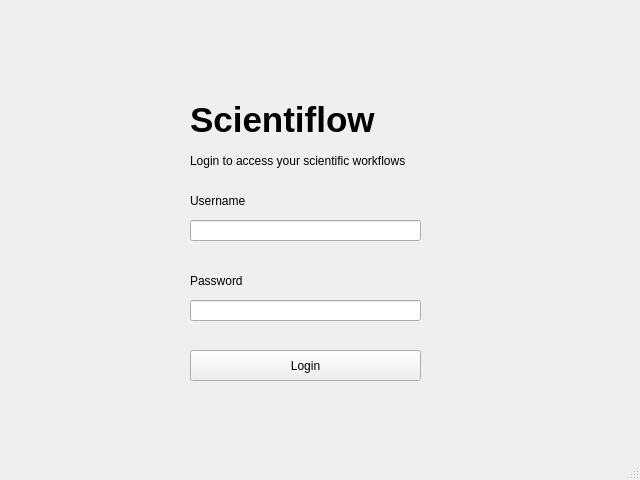
First picture: the form in ui/beta.ui, repository IM-TechieScientist/scientiflow_gui, before the edit.
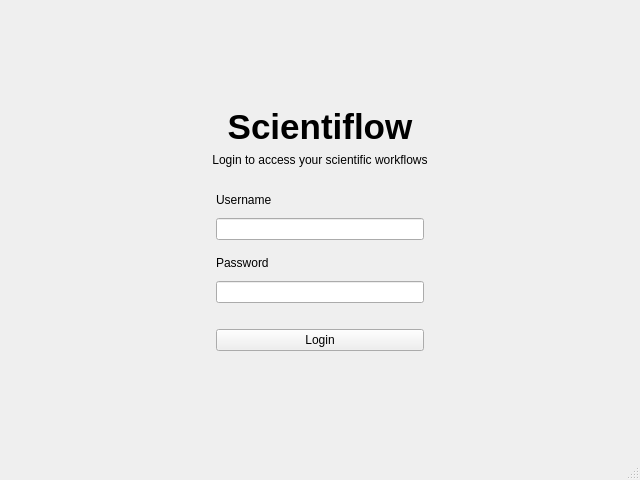
Second picture: the form after the edit.

Commit message: Added responsive widgets

What changed in the file:
```diff
--- a/ui/beta.ui
+++ b/ui/beta.ui
@@ -14,91 +14,242 @@
    <string>MainWindow</string>
   </property>
   <widget class="QWidget" name="centralwidget">
-   <widget class="QLabel" name="label">
-    <property name="geometry">
-     <rect>
-      <x>190</x>
-      <y>90</y>
-      <width>191</width>
-      <height>61</height>
-     </rect>
-    </property>
-    <property name="text">
-     <string>&lt;html&gt;&lt;head/&gt;&lt;body&gt;&lt;p&gt;&lt;span style=&quot; font-size:26pt; font-weight:700;&quot;&gt;Scientiflow&lt;/span&gt;&lt;/p&gt;&lt;/body&gt;&lt;/html&gt;</string>
-    </property>
-   </widget>
-   <widget class="QLabel" name="label_2">
-    <property name="geometry">
-     <rect>
-      <x>190</x>
-      <y>150</y>
-      <width>271</width>
-      <height>21</height>
-     </rect>
-    </property>
-    <property name="text">
-     <string>Login to access your scientific workflows</string>
-    </property>
-   </widget>
-   <widget class="QLineEdit" name="lineEdit">
-    <property name="geometry">
-     <rect>
-      <x>190</x>
-      <y>220</y>
-      <width>231</width>
-      <height>21</height>
-     </rect>
-    </property>
-   </widget>
-   <widget class="QLabel" name="label_3">
-    <property name="geometry">
-     <rect>
-      <x>190</x>
-      <y>190</y>
-      <width>271</width>
-      <height>21</height>
-     </rect>
-    </property>
-    <property name="text">
-     <string>Username</string>
-    </property>
-   </widget>
-   <widget class="QLabel" name="label_4">
-    <property name="geometry">
-     <rect>
-      <x>190</x>
-      <y>270</y>
-      <width>271</width>
-      <height>21</height>
-     </rect>
-    </property>
-    <property name="text">
-     <string>Password</string>
-    </property>
-   </widget>
-   <widget class="QLineEdit" name="lineEdit_2">
-    <property name="geometry">
-     <rect>
-      <x>190</x>
-      <y>300</y>
-      <width>231</width>
-      <height>21</height>
-     </rect>
-    </property>
-   </widget>
-   <widget class="QPushButton" name="pushButton">
-    <property name="geometry">
-     <rect>
-      <x>190</x>
-      <y>350</y>
-      <width>231</width>
-      <height>31</height>
-     </rect>
-    </property>
-    <property name="text">
-     <string>Login</string>
-    </property>
-   </widget>
+   <layout class="QVBoxLayout" name="verticalLayout">
+    <item>
+     <spacer name="spacerTop">
+      <property name="orientation">
+       <enum>Qt::Orientation::Vertical</enum>
+      </property>
+      <property name="sizeType">
+       <enum>QSizePolicy::Policy::Expanding</enum>
+      </property>
+      <property name="sizeHint" stdset="0">
+       <size>
+        <width>0</width>
+        <height>0</height>
+       </size>
+      </property>
+     </spacer>
+    </item>
+    <item>
+     <widget class="QLabel" name="label">
+      <property name="sizePolicy">
+       <sizepolicy hsizetype="MinimumExpanding" vsizetype="Preferred">
+        <horstretch>0</horstretch>
+        <verstretch>0</verstretch>
+       </sizepolicy>
+      </property>
+      <property name="styleSheet">
+       <string notr="true">font-size: 26pt; font-weight: bold;</string>
+      </property>
+      <property name="text">
+       <string>Scientiflow</string>
+      </property>
+      <property name="alignment">
+       <set>Qt::AlignmentFlag::AlignCenter</set>
+      </property>
+      <property name="wordWrap">
+       <bool>true</bool>
+      </property>
+     </widget>
+    </item>
+    <item>
+     <widget class="QLabel" name="label_2">
+      <property name="text">
+       <string>Login to access your scientific workflows</string>
+      </property>
+      <property name="alignment">
+       <set>Qt::AlignmentFlag::AlignCenter</set>
+      </property>
+     </widget>
+    </item>
+    <item>
+     <layout class="QHBoxLayout" name="formWrapperLayout">
+      <item>
+       <spacer name="formLeftSpacer">
+        <property name="orientation">
+         <enum>Qt::Orientation::Horizontal</enum>
+        </property>
+        <property name="sizeHint" stdset="0">
+         <size>
+          <width>0</width>
+          <height>0</height>
+         </size>
+        </property>
+       </spacer>
+      </item>
+      <item>
+       <layout class="QVBoxLayout" name="formLayout">
+        <item>
+         <spacer name="verticalSpacer">
+          <property name="orientation">
+           <enum>Qt::Orientation::Vertical</enum>
+          </property>
+          <property name="sizeType">
+           <enum>QSizePolicy::Policy::Minimum</enum>
+          </property>
+          <property name="sizeHint" stdset="0">
+           <size>
+            <width>0</width>
+            <height>20</height>
+           </size>
+          </property>
+         </spacer>
+        </item>
+        <item>
+         <widget class="QLabel" name="label_3">
+          <property name="text">
+           <string>Username</string>
+          </property>
+         </widget>
+        </item>
+        <item>
+         <spacer name="verticalSpacer_2">
+          <property name="orientation">
+           <enum>Qt::Orientation::Vertical</enum>
+          </property>
+          <property name="sizeType">
+           <enum>QSizePolicy::Policy::Minimum</enum>
+          </property>
+          <property name="sizeHint" stdset="0">
+           <size>
+            <width>0</width>
+            <height>5</height>
+           </size>
+          </property>
+         </spacer>
+        </item>
+        <item>
+         <widget class="QLineEdit" name="lineEdit">
+          <property name="sizePolicy">
+           <sizepolicy hsizetype="MinimumExpanding" vsizetype="Fixed">
+            <horstretch>0</horstretch>
+            <verstretch>0</verstretch>
+           </sizepolicy>
+          </property>
+          <property name="minimumSize">
+           <size>
+            <width>50</width>
+            <height>10</height>
+           </size>
+          </property>
+         </widget>
+        </item>
+        <item>
+         <spacer name="verticalSpacer_3">
+          <property name="orientation">
+           <enum>Qt::Orientation::Vertical</enum>
+          </property>
+          <property name="sizeType">
+           <enum>QSizePolicy::Policy::Minimum</enum>
+          </property>
+          <property name="sizeHint" stdset="0">
+           <size>
+            <width>0</width>
+            <height>10</height>
+           </size>
+          </property>
+         </spacer>
+        </item>
+        <item>
+         <widget class="QLabel" name="label_4">
+          <property name="text">
+           <string>Password</string>
+          </property>
+         </widget>
+        </item>
+        <item>
+         <spacer name="verticalSpacer_4">
+          <property name="orientation">
+           <enum>Qt::Orientation::Vertical</enum>
+          </property>
+          <property name="sizeType">
+           <enum>QSizePolicy::Policy::Minimum</enum>
+          </property>
+          <property name="sizeHint" stdset="0">
+           <size>
+            <width>0</width>
+            <height>5</height>
+           </size>
+          </property>
+         </spacer>
+        </item>
+        <item>
+         <widget class="QLineEdit" name="lineEdit_2">
+          <property name="sizePolicy">
+           <sizepolicy hsizetype="Preferred" vsizetype="Fixed">
+            <horstretch>0</horstretch>
+            <verstretch>0</verstretch>
+           </sizepolicy>
+          </property>
+          <property name="minimumSize">
+           <size>
+            <width>50</width>
+            <height>10</height>
+           </size>
+          </property>
+          <property name="echoMode">
+           <enum>QLineEdit::EchoMode::Password</enum>
+          </property>
+         </widget>
+        </item>
+        <item>
+         <spacer name="verticalSpacer_5">
+          <property name="orientation">
+           <enum>Qt::Orientation::Vertical</enum>
+          </property>
+          <property name="sizeType">
+           <enum>QSizePolicy::Policy::Minimum</enum>
+          </property>
+          <property name="sizeHint" stdset="0">
+           <size>
+            <width>0</width>
+            <height>20</height>
+           </size>
+          </property>
+         </spacer>
+        </item>
+        <item>
+         <widget class="QPushButton" name="pushButton">
+          <property name="text">
+           <string>Login</string>
+          </property>
+         </widget>
+        </item>
+       </layout>
+      </item>
+      <item>
+       <spacer name="formRightSpacer">
+        <property name="orientation">
+         <enum>Qt::Orientation::Horizontal</enum>
+        </property>
+        <property name="sizeHint" stdset="0">
+         <size>
+          <width>0</width>
+          <height>0</height>
+         </size>
+        </property>
+       </spacer>
+      </item>
+     </layout>
+    </item>
+    <item>
+     <spacer name="spacerBottom">
+      <property name="orientation">
+       <enum>Qt::Orientation::Vertical</enum>
+      </property>
+      <property name="sizeType">
+       <enum>QSizePolicy::Policy::Expanding</enum>
+      </property>
+      <property name="sizeHint" stdset="0">
+       <size>
+        <width>0</width>
+        <height>0</height>
+       </size>
+      </property>
+     </spacer>
+    </item>
+   </layout>
   </widget>
   <widget class="QStatusBar" name="statusbar"/>
  </widget>
```
Left out of the diff: 2 changed lines with no effect on the pictures.
